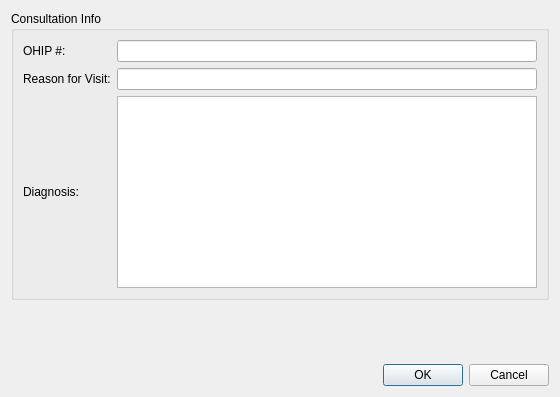
chrispwright/comp3004cuCarePrivate, file cuCareQtApp/CUCare/addeditconsultationwindow.ui: the form before one commit.
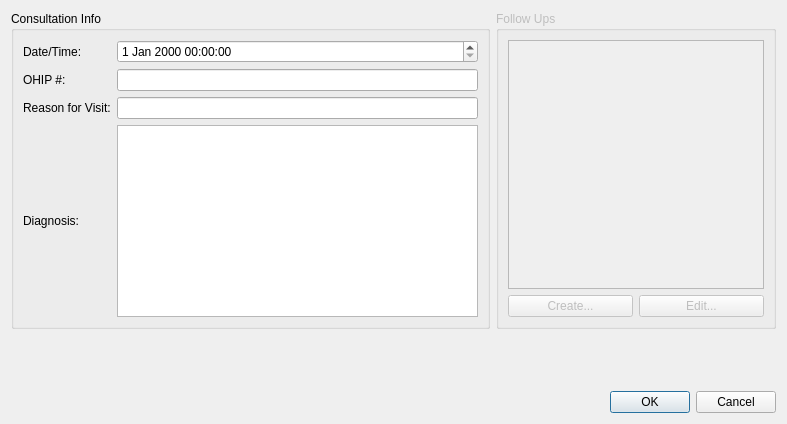
The form after the commit.

The edit to the form file:
```diff
--- a/cuCareQtApp/CUCare/addeditconsultationwindow.ui
+++ b/cuCareQtApp/CUCare/addeditconsultationwindow.ui
@@ -6,8 +6,8 @@
    <rect>
     <x>0</x>
     <y>0</y>
-    <width>560</width>
-    <height>397</height>
+    <width>787</width>
+    <height>424</height>
    </rect>
   </property>
   <property name="windowTitle">
@@ -22,52 +22,81 @@
      <layout class="QGridLayout" name="gridLayout_3">
       <item row="0" column="0">
        <layout class="QGridLayout" name="gridLayout_2">
-        <item row="0" column="1">
+        <item row="2" column="1">
+         <widget class="QLineEdit" name="editReason"/>
+        </item>
+        <item row="1" column="1">
          <widget class="QLineEdit" name="editOHIP"/>
         </item>
-        <item row="0" column="0">
+        <item row="3" column="0">
+         <widget class="QLabel" name="label_3">
+          <property name="text">
+           <string>Diagnosis:</string>
+          </property>
+         </widget>
+        </item>
+        <item row="3" column="1">
+         <widget class="QPlainTextEdit" name="editDiagnosis"/>
+        </item>
+        <item row="1" column="0">
          <widget class="QLabel" name="label">
           <property name="text">
            <string>OHIP #:</string>
           </property>
          </widget>
         </item>
-        <item row="1" column="1">
-         <widget class="QLineEdit" name="editReason"/>
-        </item>
-        <item row="1" column="0">
+        <item row="2" column="0">
          <widget class="QLabel" name="label_2">
           <property name="text">
            <string>Reason for Visit:</string>
           </property>
          </widget>
         </item>
-        <item row="2" column="0">
-         <widget class="QLabel" name="label_3">
+        <item row="0" column="1">
+         <widget class="QDateTimeEdit" name="dateTimeEdit"/>
+        </item>
+        <item row="0" column="0">
+         <widget class="QLabel" name="label_4">
           <property name="text">
-           <string>Diagnosis:</string>
+           <string>Date/Time:</string>
           </property>
          </widget>
         </item>
-        <item row="2" column="1">
-         <widget class="QPlainTextEdit" name="editDiagnosis"/>
-        </item>
        </layout>
       </item>
      </layout>
     </widget>
    </item>
-   <item row="2" column="0">
-    <widget class="QDialogButtonBox" name="buttonBox">
-     <property name="orientation">
-      <enum>Qt::Horizontal</enum>
+   <item row="0" column="1">
+    <widget class="QGroupBox" name="groupBox_2">
+     <property name="enabled">
+      <bool>false</bool>
      </property>
-     <property name="standardButtons">
-      <set>QDialogButtonBox::Cancel|QDialogButtonBox::Ok</set>
+     <property name="title">
+      <string>Follow Ups</string>
      </property>
+     <layout class="QGridLayout" name="gridLayout_4">
+      <item row="1" column="0">
+       <widget class="QPushButton" name="pushButton">
+        <property name="text">
+         <string>Create...</string>
+        </property>
+       </widget>
+      </item>
+      <item row="1" column="1">
+       <widget class="QPushButton" name="pushButton_2">
+        <property name="text">
+         <string>Edit...</string>
+        </property>
+       </widget>
+      </item>
+      <item row="0" column="0" colspan="2">
+       <widget class="QListWidget" name="listWidget"/>
+      </item>
+     </layout>
     </widget>
    </item>
-   <item row="1" column="0">
+   <item row="1" column="0" colspan="2">
     <spacer name="verticalSpacer">
      <property name="orientation">
       <enum>Qt::Vertical</enum>
@@ -80,6 +109,16 @@
      </property>
     </spacer>
    </item>
+   <item row="2" column="0" colspan="2">
+    <widget class="QDialogButtonBox" name="buttonBox">
+     <property name="orientation">
+      <enum>Qt::Horizontal</enum>
+     </property>
+     <property name="standardButtons">
+      <set>QDialogButtonBox::Cancel|QDialogButtonBox::Ok</set>
+     </property>
+    </widget>
+   </item>
   </layout>
  </widget>
  <resources/>
```
